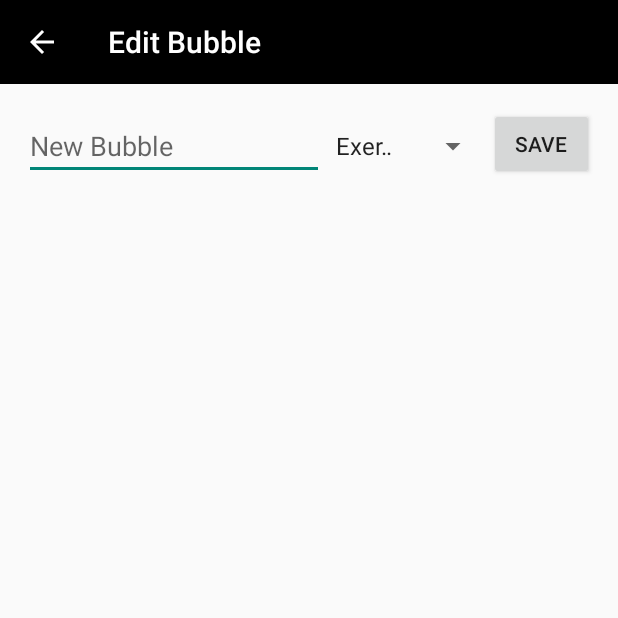
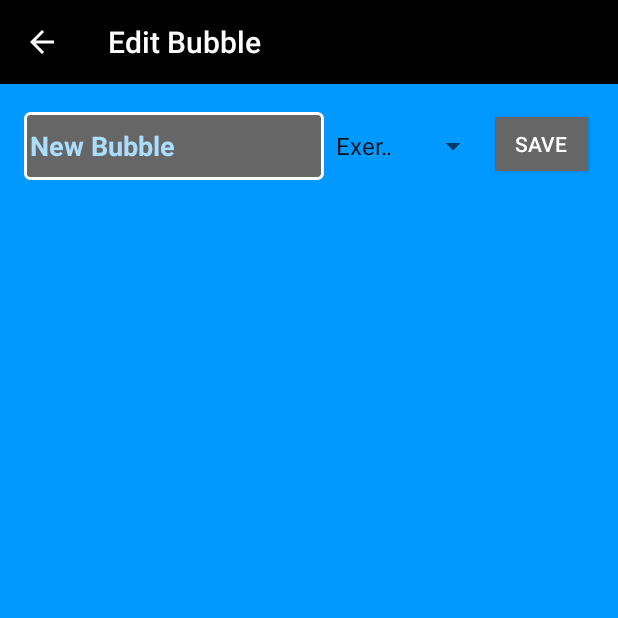
Before and after one commit to mikefeilbach/LiftLog, an Android app: the EditBubbleActivity screen opened directly, with no data from a screen before it, on a phone screen of 412 x 824 dp, the top half of it. Run offline under Robolectric (Android 15) with nearby library versions, the phone set to English and light mode, and no system bars.

Commit message:
All screens style consolidated
New log buttons font_color changed
Edit text layout changed
Cursor layout added

```diff
--- a/app/src/main/java/com/Arnold/LiftLog/EditBubbleActivity.java
+++ b/app/src/main/java/com/Arnold/LiftLog/EditBubbleActivity.java
@@ -24,6 +24,7 @@ import android.widget.LinearLayout;
 import android.widget.ScrollView;
 import android.widget.Spinner;
 import android.widget.TableRow;
+import android.widget.TextView;
 import android.widget.Toast;
 
 import java.util.ArrayList;
@@ -52,6 +53,23 @@ public class EditBubbleActivity extends ActionBarActivity implements Comparable,
         super.onCreate(savedInstanceState);
         setContentView(R.layout.activity_edit_bubble);
 
+                                            //set focus layout for save_bubble_content(edit text box)
+                                            //when receive focus, layout changes to drawable/focus_border_style.xml
+                                            //when lost  focus, layout  changes to drawable/lost_focus_style.xml
+        TextView tv2=(TextView)findViewById(R.id.save_bubble_content);
+        tv2.setBackgroundResource(R.drawable.lost_focus_style);
+        tv2.setOnFocusChangeListener( new View.OnFocusChangeListener(){
+
+            public void onFocusChange( View view, boolean hasfocus){
+                if(hasfocus){
+
+                    view.setBackgroundResource( R.drawable.focus_border_style);
+                }
+                else{
+                    view.setBackgroundResource( R.drawable.lost_focus_style);
+                }
+            }
+        });
         // Set up text input handlers
         this.bubbleContentInput = (EditText) findViewById(R.id.save_bubble_content);
         this.bubbleContentInput.setText("");
@@ -63,6 +81,7 @@ public class EditBubbleActivity extends ActionBarActivity implements Comparable,
         // Initialize the 'Save Bubble' button
         final Button save_button = (Button) findViewById(R.id.save_bubble_button);
 
+        save_button.getBackground().setColorFilter(0xFF666666, PorterDuff.Mode.MULTIPLY);
         save_button.setOnClickListener(new View.OnClickListener() {
             @Override
             public void onClick(View v) {
@@ -143,6 +162,7 @@ public class EditBubbleActivity extends ActionBarActivity implements Comparable,
 
             myButton.setMaxWidth(350);
 
+            myButton.setTextColor(0xFFFFFFFF);
             if (curr_bubble.getBubbleType() == 0) {
                 myButton.getBackground().setColorFilter(0xFF00DD00, PorterDuff.Mode.MULTIPLY);
                 exercise_bubs.addView(myButton);
--- a/app/src/main/java/com/Arnold/LiftLog/ViewHistoryDetailed.java
+++ b/app/src/main/java/com/Arnold/LiftLog/ViewHistoryDetailed.java
@@ -78,6 +78,7 @@ public class ViewHistoryDetailed extends ActionBarActivity {
                 }
             }
         });
+
 
         //gets the database
         db = new DatabaseHandler(this);
--- a/app/src/main/res/drawable/focus_border_style.xml
+++ b/app/src/main/res/drawable/focus_border_style.xml
@@ -7,10 +7,10 @@
         android:width="2dp"
         android:color="#FFFFFF" />
     <corners
-        android:topLeftRadius="5dp"
-        android:topRightRadius="5dp"
-        android:bottomLeftRadius="5dp"
-        android:bottomRightRadius="5dp"
+        android:topLeftRadius="@dimen/editbox_corner"
+        android:topRightRadius="@dimen/editbox_corner"
+        android:bottomLeftRadius="@dimen/editbox_corner"
+        android:bottomRightRadius="@dimen/editbox_corner"
 
         />
 
--- a/app/src/main/res/drawable/lost_focus_style.xml
+++ b/app/src/main/res/drawable/lost_focus_style.xml
@@ -6,10 +6,10 @@
         android:width="2dp"
         android:color="#0077AA" />
     <corners
-        android:topLeftRadius="5dp"
-        android:topRightRadius="5dp"
-        android:bottomLeftRadius="5dp"
-        android:bottomRightRadius="5dp"
+        android:topLeftRadius="@dimen/editbox_corner"
+        android:topRightRadius="@dimen/editbox_corner"
+        android:bottomLeftRadius="@dimen/editbox_corner"
+        android:bottomRightRadius="@dimen/editbox_corner"
 
     />
 </shape>
--- a/app/src/main/res/layout/activity_edit_bubble.xml
+++ b/app/src/main/res/layout/activity_edit_bubble.xml
@@ -7,19 +7,26 @@
     android:paddingRight="@dimen/activity_horizontal_margin"
     android:paddingTop="@dimen/activity_vertical_margin"
     android:paddingBottom="@dimen/activity_vertical_margin"
+    android:background="@color/background_color"
     tools:context="com.Arnold.LiftLog.EditBubbleActivity">
 
     <EditText
         android:id="@+id/save_bubble_content"
         android:layout_width="200dp"
         android:layout_height="wrap_content"
+        android:textColor="@color/white"
+        android:textColorHighlight="@color/black"
         android:layout_alignBottom="@+id/save_bubble_button"
         android:layout_alignParentLeft="true"
         android:layout_alignParentStart="true"
+        android:textStyle="bold"
+        android:textColorHint="@color/hint_color"
+        android:textCursorDrawable="@drawable/custom_edit_text_cursor"
         android:hint="@string/text_save_bubble" />
 
     <Button
         android:id="@+id/save_bubble_button"
+        android:textColor="@color/white"
         android:layout_width="70dp"
         android:layout_height="wrap_content"
         android:layout_alignParentTop="true"
--- a/app/src/main/res/layout/activity_new_log.xml
+++ b/app/src/main/res/layout/activity_new_log.xml
@@ -47,7 +47,7 @@
         android:id="@+id/log_title"
         android:textColor="@color/white"
         android:textColorHighlight="@color/black"
-        android:textColorHint="#DDDDDD"
+        android:textColorHint="@color/hint_color"
         android:textStyle="bold"
         android:textCursorDrawable="@drawable/custom_edit_text_cursor"
         android:layout_width="match_parent"
@@ -62,7 +62,7 @@
         android:textColor="@color/white"
         android:textColorHighlight="@color/black"
         android:textStyle="bold"
-        android:textColorHint="#DDDDDD"
+        android:textColorHint="@color/hint_color"
         android:textCursorDrawable="@drawable/custom_edit_text_cursor"
         android:layout_height="300dp"
         android:inputType="textMultiLine"
--- a/app/src/main/res/layout/activity_view_history_detailed.xml
+++ b/app/src/main/res/layout/activity_view_history_detailed.xml
@@ -35,12 +35,12 @@
         android:background="@color/white"/>
 
     <TextView
+        android:id="@+id/old_log_body"
         android:layout_width="0dp"
         android:layout_height="wrap_content"
         android:textSize="20sp"
         android:textStyle="bold"
         android:ems="10"
-        android:id="@+id/old_log_body"
         android:layout_below="@+id/separator"
         android:layout_alignParentLeft="true"
         android:layout_alignParentStart="true"
@@ -59,7 +59,7 @@
         android:textColor="@color/white"
         android:textColorHighlight="@color/black"
         android:textStyle="bold"
-        android:textColorHint="#333333"
+        android:textColorHint="@color/hint_color"
         android:textCursorDrawable="@drawable/custom_edit_text_cursor"
         android:visibility="invisible"
         android:hint="@string/hint_log_title"/>
@@ -79,7 +79,7 @@
         android:layout_alignEnd="@+id/new_log_title"
         android:textCursorDrawable="@drawable/custom_edit_text_cursor"
         android:textColor="@color/white"
-        android:textColorHint="#333333"
+        android:textColorHint="@color/hint_color"
         android:textStyle="bold"
         android:visibility="invisible"
         android:gravity="top"
--- a/app/src/main/res/values/dimens.xml
+++ b/app/src/main/res/values/dimens.xml
@@ -2,4 +2,5 @@
     <!-- Default screen margins, per the Android Design guidelines. -->
     <dimen name="activity_horizontal_margin">16dp</dimen>
     <dimen name="activity_vertical_margin">16dp</dimen>
+    <dimen name="editbox_corner">3dp</dimen>
 </resources>
--- a/app/src/main/res/values/strings.xml
+++ b/app/src/main/res/values/strings.xml
@@ -20,6 +20,7 @@
     <color name="white">#FFFFFF</color>
     <color name="black">#000000</color>
     <color name="background_color">#0099FF</color>
+    <color name="hint_color">#AADDFF</color>
 
     <drawable name="load_screen_logo">@drawable/ab</drawable>
 
```
Also changed, not shown: app/src/main/java/com/Arnold/LiftLog/NewLogActivity.java (+7 -1 lines).
